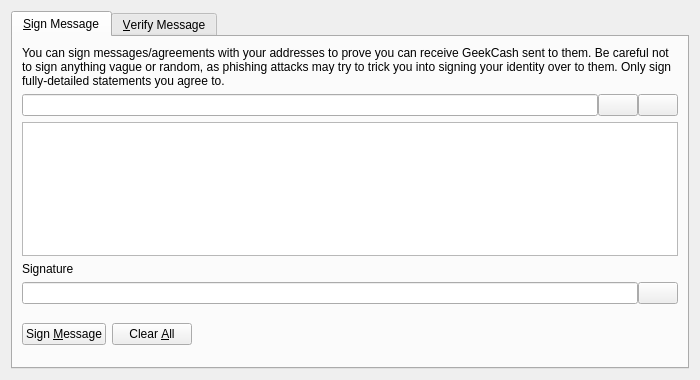
Qt form src/qt/forms/signverifymessagedialog.ui (blazegeek/blaze) before a commit.
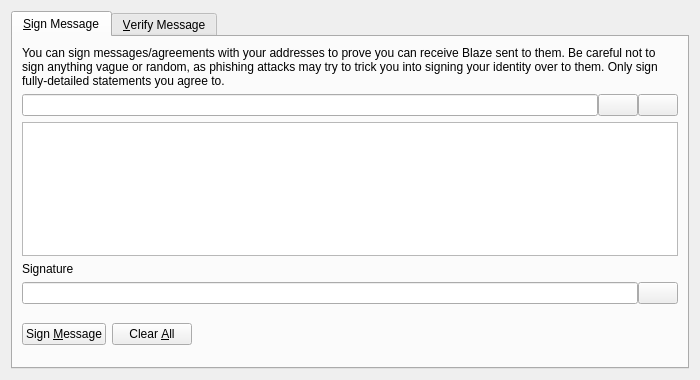
The same form after that commit. Custom widgets are drawn as their Qt base class.

Commit message: Handles renaming GeekCash -> Blaze in UI files

The edit to the form file:
```diff
--- a/src/qt/forms/signverifymessagedialog.ui
+++ b/src/qt/forms/signverifymessagedialog.ui
@@ -30,7 +30,7 @@
        <item>
         <widget class="QLabel" name="infoLabel_SM">
          <property name="text">
-          <string>You can sign messages/agreements with your addresses to prove you can receive GeekCash sent to them. Be careful not to sign anything vague or random, as phishing attacks may try to trick you into signing your identity over to them. Only sign fully-detailed statements you agree to.</string>
+          <string>You can sign messages/agreements with your addresses to prove you can receive Blaze sent to them. Be careful not to sign anything vague or random, as phishing attacks may try to trick you into signing your identity over to them. Only sign fully-detailed statements you agree to.</string>
          </property>
          <property name="textFormat">
           <enum>Qt::PlainText</enum>
```
Left out of the diff: 8 changed lines with no effect on the pictures. The commit also changes 6 other files.
